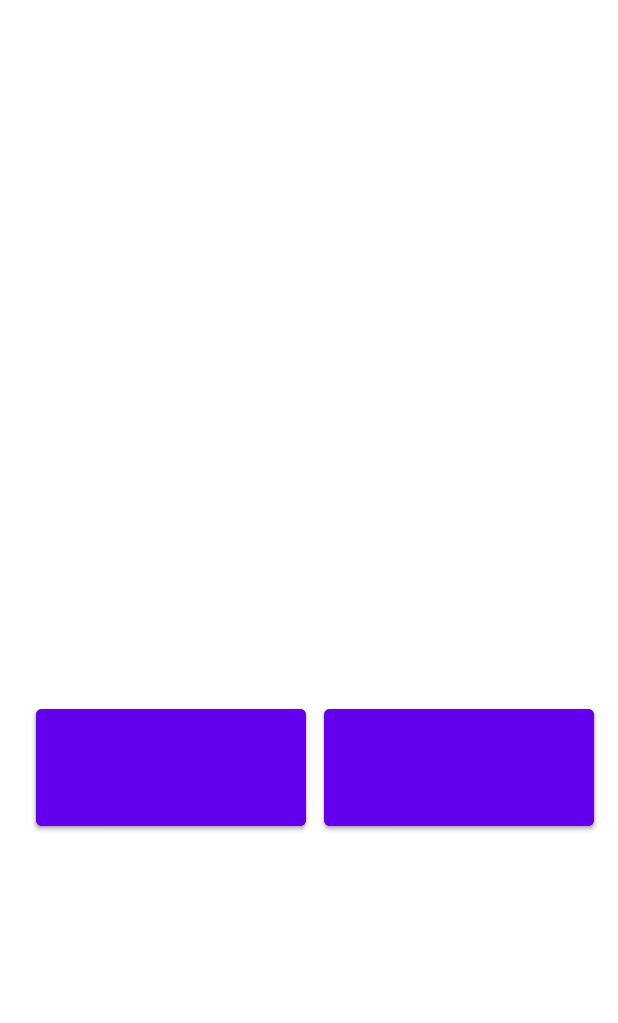
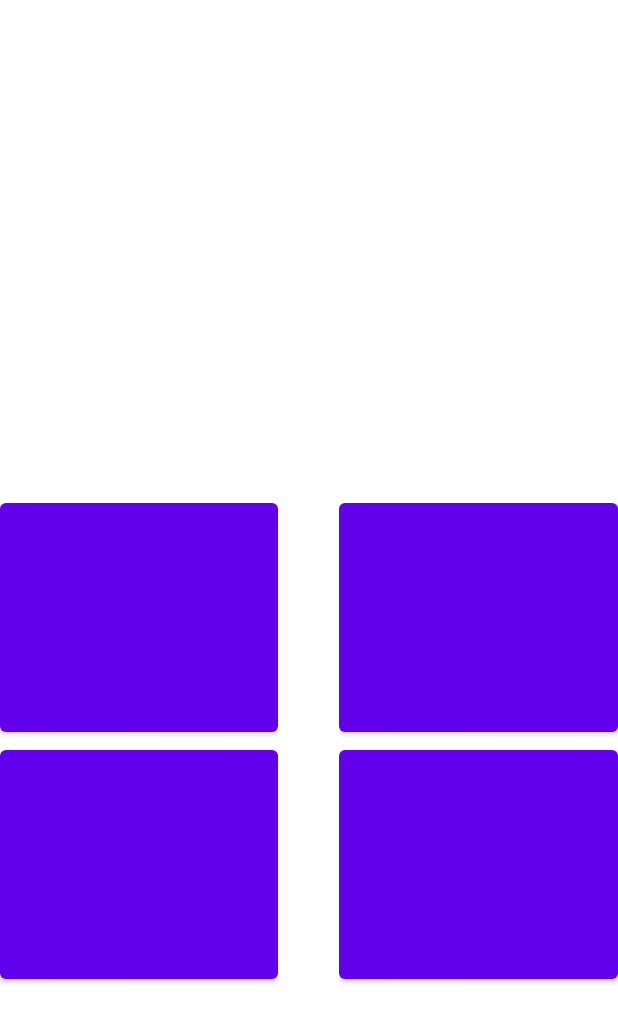
Before and after one commit to shaham89/TriviaApp, an Android app: the layout activity_game.xml on its own in the app's theme, with its tools: preview values and no code run, on a phone screen of 412 x 824 dp. Shown: the top 1023 px of the screen. Run offline under Robolectric (Android 15) with nearby library versions, the phone set to English and light mode, and no system bars.

Commit message:
No error wtih tintDB, get Questions offline. Working color system with button answers

```diff
--- a/app/build.gradle
+++ b/app/build.gradle
@@ -45,7 +45,7 @@ dependencies {
     implementation 'com.google.firebase:firebase-auth:21.1.0'
     implementation 'com.firebaseui:firebase-ui-auth:7.2.0'
     implementation 'com.google.android.gms:play-services-auth:20.3.0'
-    implementation 'com.google.code.gson:gson:2.10'
+    implementation 'com.google.code.gson:gson:2.9.0'
     testImplementation 'junit:junit:4.13.2'
     androidTestImplementation 'androidx.test.ext:junit:1.1.4'
     androidTestImplementation 'androidx.test.espresso:espresso-core:3.5.0'
--- a/app/src/main/java/com/example/triviaapp/GameActivity.java
+++ b/app/src/main/java/com/example/triviaapp/GameActivity.java
@@ -15,6 +15,7 @@ import java.nio.charset.StandardCharsets;
 import java.security.MessageDigest;
 import java.security.NoSuchAlgorithmException;
 import java.util.ArrayList;
+import java.util.Locale;
 
 public class GameActivity extends AppCompatActivity {
 
@@ -31,14 +32,15 @@ public class GameActivity extends AppCompatActivity {
         super.onCreate(savedInstanceState);
         setContentView(R.layout.activity_game);
 
-        Intent intent = getIntent();
+        //Intent intent = getIntent();
 
-        questions = (ArrayList<Question>) intent.getSerializableExtra(getString(R.string.questions));
+        //questions = (ArrayList<Question>) intent.getSerializableExtra(getString(R.string.questions));
 
         m_tinydb = new TinyDB(getApplicationContext());
+        String listName = "m_tempQuestions";
+        //m_tinydb.putListObject(listName, questions);
 
-        m_tinydb.putListObject(key, objectsArray);
-
+        questions = m_tinydb.getListQuestions(listName, Question.class);
         init_views();
 
 
@@ -66,7 +68,7 @@ public class GameActivity extends AppCompatActivity {
             hexChars[j * 2] = HEX_ARRAY[v >>> 4];
             hexChars[j * 2 + 1] = HEX_ARRAY[v & 0x0F];
         }
-        return new String(hexChars);
+        return new String(hexChars).toLowerCase(Locale.ROOT);
     }
 
     private static String getMd5Hashed(String answer) {
@@ -92,11 +94,16 @@ public class GameActivity extends AppCompatActivity {
     //Change the color of the correct answer button to green
     private void greenLightCorrectAnswer(){
         for(Button answer: answers){
-            if(currQuestion.TRUE_ANSWER.equals(getMd5Hashed(answer.getText().toString()))) {
+            if(currQuestion.answerHash.equals(getMd5Hashed(answer.getText().toString()))) {
                 answer.setBackgroundColor(getResources().getColor(R.color.green_answer));
             }
         }
+    }
 
+    private void resetButtonColors(){
+        for(Button answer: answers){
+            answer.setBackgroundColor(getResources().getColor(R.color.purple_500));
+        }
     }
 
     protected class answerClickedHandler implements View.OnClickListener {
@@ -105,8 +112,7 @@ public class GameActivity extends AppCompatActivity {
         @Override
         public void onClick(View view) {
 
-            String userAnswer = ((Button)view).getText().toString();
-            String userAnswerHash = getMd5Hashed(userAnswer);
+            resetButtonColors();
 
             view.setBackgroundColor(getResources().getColor(R.color.red_answer));
 
--- a/app/src/main/java/com/example/triviaapp/HomeActivity.java
+++ b/app/src/main/java/com/example/triviaapp/HomeActivity.java
@@ -44,7 +44,8 @@ public class HomeActivity extends AppCompatActivity {
         logoutButton.setOnClickListener(new logoutClickHandler());
 
         //JUST FOR TESTING!!!!!!
-        Intent intent = new Intent(getApplicationContext(), CreateRoomActivity.class);
+//        Intent intent = new Intent(getApplicationContext(), CreateRoomActivity.class);
+        Intent intent = new Intent(getApplicationContext(), GameActivity.class);
         //intent.putExtra(String.valueOf(R.string.is_solo), false);
         startActivity(intent);
         finish();
--- a/app/src/main/java/com/example/triviaapp/tinyDB/TinyDB.java
+++ b/app/src/main/java/com/example/triviaapp/tinyDB/TinyDB.java
@@ -39,6 +39,9 @@ import android.os.Environment;
 import android.preference.PreferenceManager;
 import android.text.TextUtils;
 import android.util.Log;
+
+import com.example.triviaapp.custom_classes.Question;
+import com.google.gson.Gson;
 
 
 public class TinyDB {
@@ -327,32 +330,32 @@ public class TinyDB {
     }
 
 
-//    public ArrayList<Object> getListObject(String key, Class<?> mClass){
-//    	Gson gson = new Gson();
-//
-//    	ArrayList<String> objStrings = getListString(key);
-//    	ArrayList<Object> objects =  new ArrayList<Object>();
-//
-//    	for(String jObjString : objStrings){
-//    		Object value  = gson.fromJson(jObjString,  mClass);
-//    		objects.add(value);
-//    	}
-//    	return objects;
-//    }
+    public ArrayList<Question> getListQuestions(String key, Class<?> mClass){
+    	Gson gson = new Gson();
+
+    	ArrayList<String> objStrings = getListString(key);
+    	ArrayList<Question> objects =  new ArrayList<Question>();
+
+    	for(String jObjString : objStrings){
+    		Question value  = gson.fromJson(jObjString,  Question.class);
+    		objects.add(value);
+    	}
+    	return objects;
+    }
 
 
 
-//    public <T> T getObject(String key, Class<T> classOfT){
-//
-//        String json = getString(key);
-//        Object value = new Gson().fromJson(json, classOfT);
-//        if (value == null)
-//            throw new NullPointerException();
-//        return (T)value;
-//    }
+    public <T> T getObject(String key, Class<T> classOfT){
+
+        String json = getString(key);
+        Object value = new Gson().fromJson(json, classOfT);
+        if (value == null)
+            throw new NullPointerException();
+        return (T)value;
+    }
 
 
-    // Put methods
+     //Put methods
 
     /**
      * Put int value into SharedPreferences with 'key' and save
@@ -489,7 +492,7 @@ public class TinyDB {
     	putString(key, gson.toJson(obj));
     }
 
-    public void putListObject(String key, ArrayList<Object> objArray){
+    public void putListObject(String key, ArrayList<Question> objArray){
     	checkForNullKey(key);
     	Gson gson = new Gson();
     	ArrayList<String> objStrings = new ArrayList<String>();
--- a/app/src/main/res/layout/activity_game.xml
+++ b/app/src/main/res/layout/activity_game.xml
@@ -1,64 +1,86 @@
 <?xml version="1.0" encoding="utf-8"?>
-<androidx.constraintlayout.widget.ConstraintLayout xmlns:android="http://schemas.android.com/apk/res/android"
+<LinearLayout xmlns:android="http://schemas.android.com/apk/res/android"
     xmlns:app="http://schemas.android.com/apk/res-auto"
     xmlns:tools="http://schemas.android.com/tools"
     android:layout_width="match_parent"
     android:layout_height="match_parent"
+    android:weightSum="100"
+    android:orientation="vertical"
     tools:context=".GameActivity">
 
+    <TextView
+        android:id="@+id/gameQuestionTextview"
+        android:layout_width="match_parent"
+        android:layout_weight="20"
+        android:layout_height="0dp"
+        android:textSize="45sp"
+        />
+
+    <LinearLayout
+        android:layout_width="match_parent"
+        android:layout_height="0dp"
+        android:layout_weight="20"
+        android:orientation="vertical"></LinearLayout>
+
+    <LinearLayout
+        android:layout_width="match_parent"
+        android:layout_height="0dp"
+        android:orientation="horizontal"
+        android:weightSum="100"
+        android:layout_weight="40"
+        >
+
+
+
+        <LinearLayout
+            android:layout_width="0dp"
+            android:layout_height="match_parent"
+            android:layout_weight="45"
+            android:weightSum="100"
+            android:orientation="vertical">
             <Button
                 android:id="@+id/questionButton1"
-        android:layout_width="180dp"
-        android:layout_height="90dp"
-        android:layout_marginStart="216dp"
-        android:layout_marginBottom="267dp"
-        app:layout_constraintBottom_toBottomOf="parent"
-        app:layout_constraintStart_toStartOf="parent"
-        app:layout_constraintTop_toBottomOf="@+id/textView"
-        app:layout_constraintVertical_bias="0.609" />
+                android:layout_width="match_parent"
+                android:layout_height="0dp"
+                android:layout_weight="50"
+                 />
 
             <Button
                 android:id="@+id/questionButton2"
-        android:layout_width="180dp"
-        android:layout_height="90dp"
-        android:layout_marginStart="24dp"
-        android:layout_marginBottom="267dp"
-        app:layout_constraintBottom_toBottomOf="parent"
-        app:layout_constraintStart_toStartOf="parent"
-        app:layout_constraintTop_toBottomOf="@+id/textView"
-        app:layout_constraintVertical_bias="0.609" />
+                android:layout_width="match_parent"
+                android:layout_height="0dp"
+                android:layout_weight="50"
+                 />
+
+        </LinearLayout>
+
+        <LinearLayout
+            android:layout_width="0dp"
+            android:layout_height="match_parent"
+            android:layout_weight="10"
+            android:orientation="vertical"></LinearLayout>
+
+        <LinearLayout
+            android:layout_width="0dp"
+            android:layout_height="match_parent"
+            android:layout_weight="45"
+            android:weightSum="100"
+            android:orientation="vertical">
 
             <Button
                 android:id="@+id/questionButton3"
-        android:layout_width="180dp"
-        android:layout_height="90dp"
-        android:layout_marginStart="216dp"
-        android:layout_marginBottom="267dp"
-        app:layout_constraintBottom_toBottomOf="parent"
-        app:layout_constraintStart_toStartOf="parent"
-        app:layout_constraintTop_toBottomOf="@+id/textView"
-        app:layout_constraintVertical_bias="1.0" />
+                android:layout_width="match_parent"
+                android:layout_height="0dp"
+                android:layout_weight="50" />
 
             <Button
                 android:id="@+id/questionButton4"
-        android:layout_width="180dp"
-        android:layout_height="90dp"
-        android:layout_marginStart="24dp"
-        android:layout_marginBottom="267dp"
-        app:layout_constraintBottom_toBottomOf="parent"
-        app:layout_constraintStart_toStartOf="parent"
-        app:layout_constraintTop_toBottomOf="@+id/textView"
-        app:layout_constraintVertical_bias="1.0" />
+                android:layout_width="match_parent"
+                android:layout_height="0dp"
+                android:layout_weight="50"
+                />
 
-    <TextView
-        android:id="@+id/gameQuestionTextview"
-        android:layout_width="258dp"
-        android:layout_height="0dp"
-        android:layout_marginTop="40dp"
-        android:layout_marginBottom="252dp"
-        app:layout_constraintEnd_toEndOf="parent"
-        app:layout_constraintHorizontal_bias="0.496"
-        app:layout_constraintStart_toStartOf="parent"
-        app:layout_constraintTop_toTopOf="parent" />
+        </LinearLayout>
+    </LinearLayout>
 
-</androidx.constraintlayout.widget.ConstraintLayout>
+</LinearLayout>
```
Lines whose indentation alone changed are shown as unchanged.
